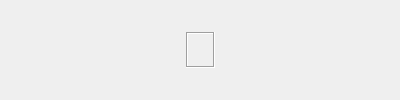
Above: src/ui/zoomdock.ui from hippich/recorditnow before the change. Below: the same form after it.
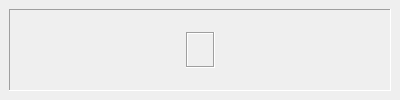
That is the form after the change. Custom widgets are drawn as their Qt base class.

Commit message: use a frame

```diff
--- a/src/ui/zoomdock.ui
+++ b/src/ui/zoomdock.ui
@@ -19,6 +19,21 @@
   <widget class="QWidget" name="dockWidgetContents">
    <layout class="QHBoxLayout" name="horizontalLayout">
     <item>
+     <widget class="QFrame" name="frame">
+      <property name="frameShape">
+       <enum>QFrame::Panel</enum>
+      </property>
+      <property name="frameShadow">
+       <enum>QFrame::Sunken</enum>
+      </property>
+      <layout class="QVBoxLayout" name="verticalLayout">
+       <property name="spacing">
+        <number>0</number>
+       </property>
+       <property name="margin">
+        <number>0</number>
+       </property>
+       <item>
      <widget class="ZoomView" name="zoomView" native="true">
       <property name="sizePolicy">
        <sizepolicy hsizetype="Expanding" vsizetype="Expanding">
@@ -103,6 +118,9 @@
           </size>
          </property>
         </spacer>
+          </item>
+         </layout>
+        </widget>
        </item>
       </layout>
      </widget>
```
Lines whose indentation alone changed are shown as unchanged. The commit also changes 1 other file.
